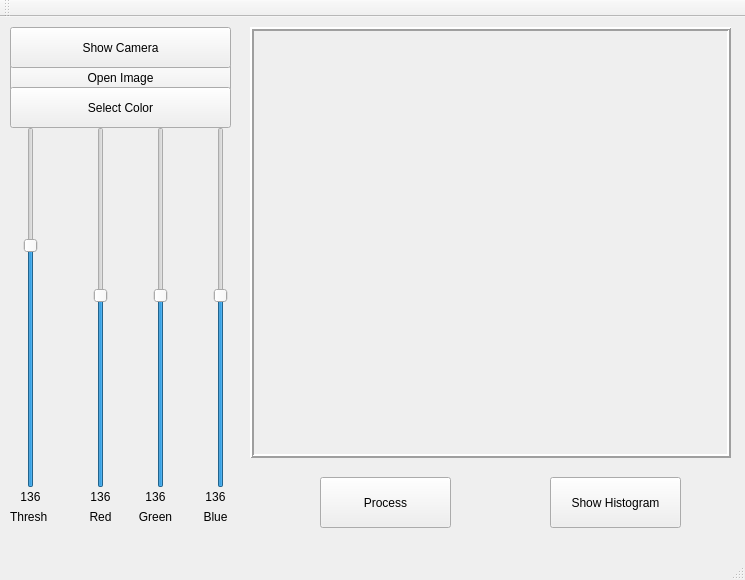
First picture: the form in maskselection.ui, repository liuyc09/GestureRecog, before the edit.
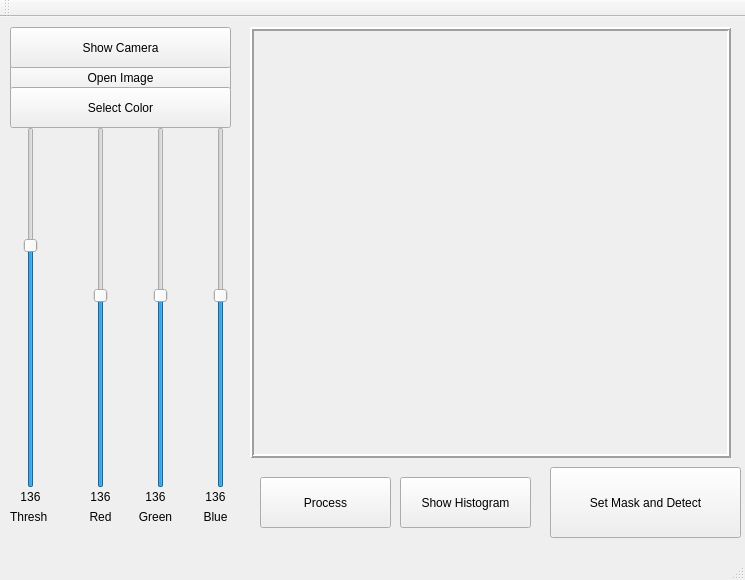
Second picture: the form after the edit.

Commit message: last save before SkinDetect swap

What changed in the file:
```diff
--- a/maskselection.ui
+++ b/maskselection.ui
@@ -30,7 +30,7 @@
    <widget class="QPushButton" name="pushButton_Process">
     <property name="geometry">
      <rect>
-      <x>320</x>
+      <x>260</x>
       <y>460</y>
       <width>131</width>
       <height>51</height>
@@ -136,7 +136,7 @@
    <widget class="QPushButton" name="pushButton_Histogram">
     <property name="geometry">
      <rect>
-      <x>550</x>
+      <x>400</x>
       <y>460</y>
       <width>131</width>
       <height>51</height>
@@ -281,6 +281,19 @@
      <string>&lt;html&gt;&lt;head/&gt;&lt;body&gt;&lt;p align=&quot;center&quot;&gt;136&lt;/p&gt;&lt;/body&gt;&lt;/html&gt;</string>
     </property>
    </widget>
+   <widget class="QPushButton" name="pushButton_SetMask">
+    <property name="geometry">
+     <rect>
+      <x>550</x>
+      <y>450</y>
+      <width>191</width>
+      <height>71</height>
+     </rect>
+    </property>
+    <property name="text">
+     <string>Set Mask and Detect</string>
+    </property>
+   </widget>
   </widget>
   <widget class="QMenuBar" name="menuBar">
    <property name="geometry">
```
The commit also changes 12 other files.
